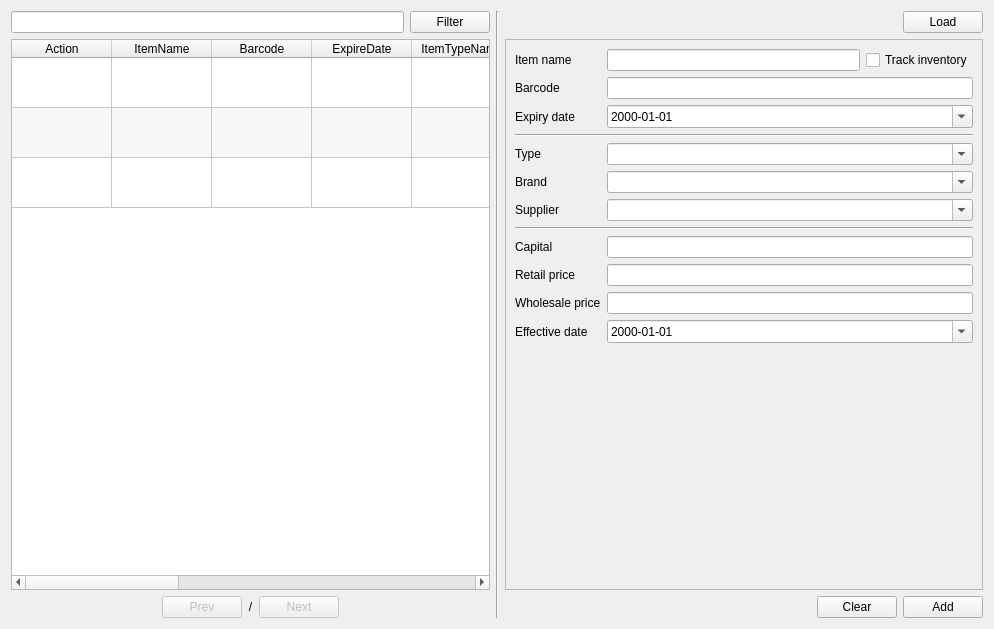
Old version of the form app/views/templates/ManageItem.ui in the repository rondalefloyd/mts-pos.
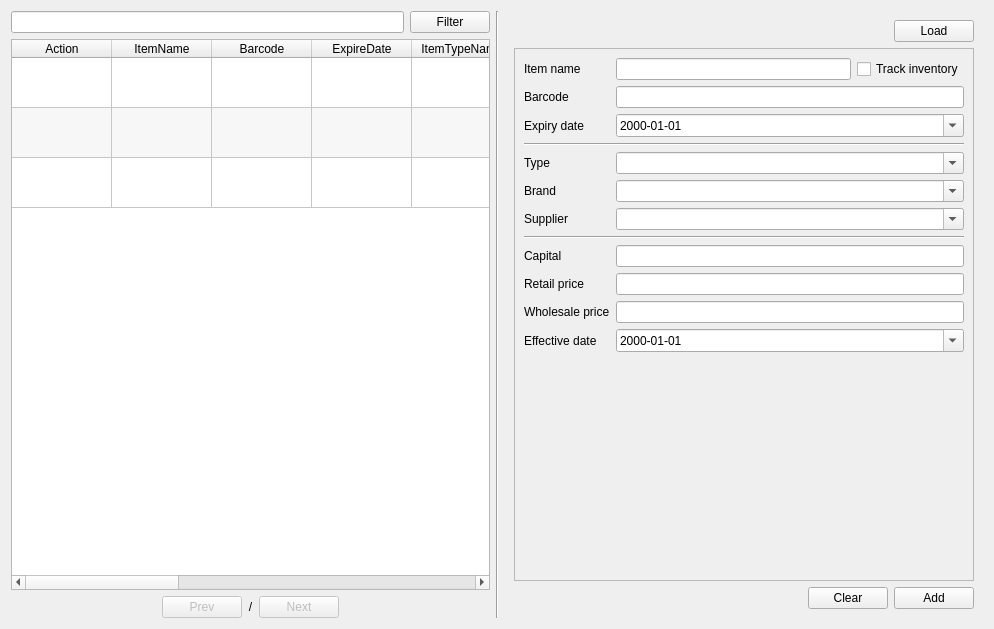
New version of the form.

```diff
--- a/app/views/templates/ManageItem.ui
+++ b/app/views/templates/ManageItem.ui
@@ -219,6 +219,13 @@
     </widget>
    </item>
    <item>
+    <widget class="QFrame" name="">
+     <property name="maximumSize">
+      <size>
+       <width>500</width>
+       <height>16777215</height>
+      </size>
+     </property>
     <layout class="QVBoxLayout" name="verticalLayout_2">
      <item>
       <layout class="QHBoxLayout" name="horizontalLayout_5">
@@ -467,6 +474,7 @@
       </layout>
      </item>
     </layout>
+    </widget>
    </item>
   </layout>
  </widget>
```
Lines whose indentation alone changed are shown as unchanged.
